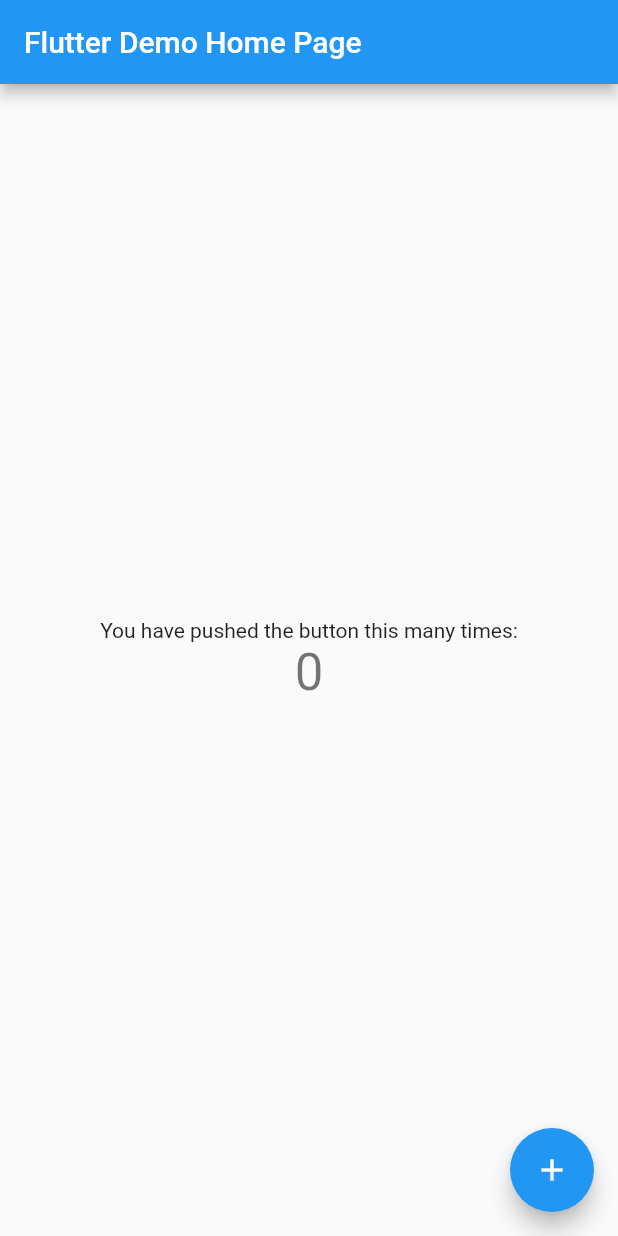
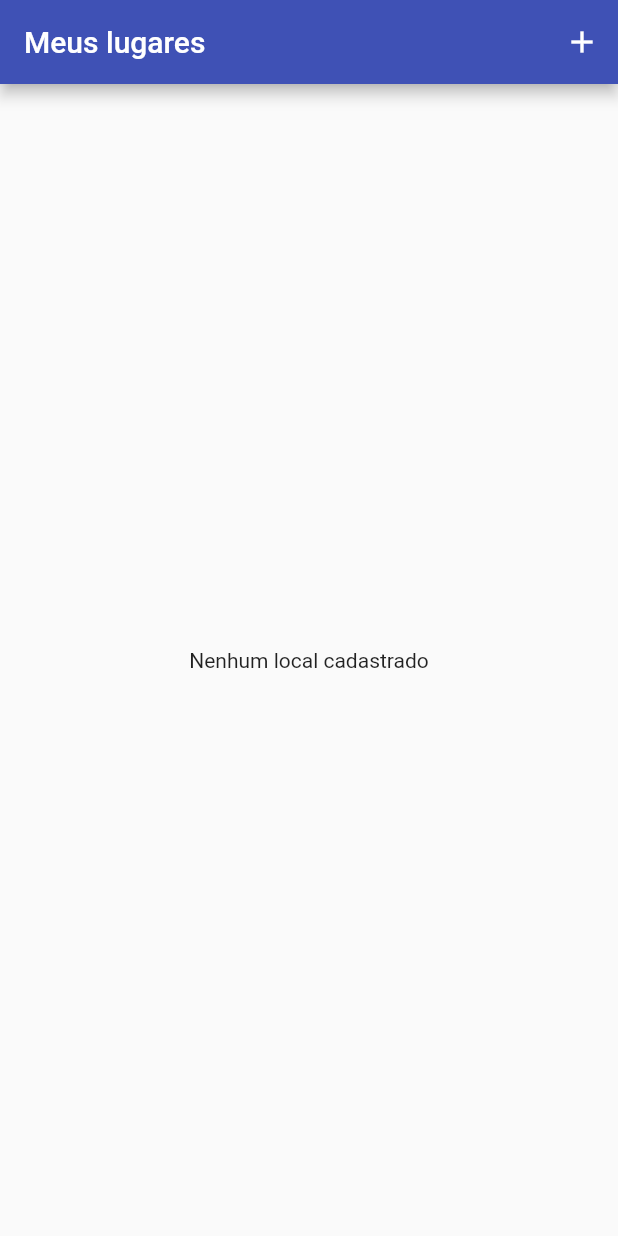
Before and after one commit to cristianohorn/places, a Flutter app: the screen it shows after launch, on a phone screen of 412 x 824 dp. Run offline on Flutter 3.47's test engine with Material 2 defaults, Android fonts, the phone set to English and light mode, and no system bars; our stand-ins replace google_maps_flutter, image_picker, location, sqflite; accounts and stored records are empty.

```diff
--- a/lib/main.dart
+++ b/lib/main.dart
@@ -1,115 +1,35 @@
 import 'package:flutter/material.dart';
+import 'package:places/providers/great_places.dart';
+import 'package:places/screens/place_detail_screen.dart';
+import 'package:places/screens/place_form_screen.dart';
+import 'package:places/utils/app_routes.dart';
+import 'package:provider/provider.dart';
+import './screens/places_list_screen.dart';
 
 void main() {
-  runApp(const MyApp());
+  runApp(MyApp());
 }
 
 class MyApp extends StatelessWidget {
-  const MyApp({Key? key}) : super(key: key);
-
   // This widget is the root of your application.
   @override
   Widget build(BuildContext context) {
-    return MaterialApp(
-      title: 'Flutter Demo',
-      theme: ThemeData(
-        // This is the theme of your application.
-        //
-        // Try running your application with "flutter run". You'll see the
-        // application has a blue toolbar. Then, without quitting the app, try
-        // changing the primarySwatch below to Colors.green and then invoke
-        // "hot reload" (press "r" in the console where you ran "flutter run",
-        // or simply save your changes to "hot reload" in a Flutter IDE).
-        // Notice that the counter didn't reset back to zero; the application
-        // is not restarted.
-        primarySwatch: Colors.blue,
+    return ChangeNotifierProvider(
+      create: (ctx) => GreatPlaces(),
+      child: MaterialApp(
+        title: 'Great Places',
+        debugShowCheckedModeBanner: false,
+        theme: ThemeData(
+          primarySwatch: Colors.indigo,
+          accentColor: Colors.amber,
+          visualDensity: VisualDensity.adaptivePlatformDensity,
+        ),
+        home: PlacesListScreen(),
+        routes: {
+          AppRoutes.PLACE_FORM: (ctx) => PlaceFormScreen(),
+          AppRoutes.PLACE_DETAILS: (ctx) => PlaceDetailScreen(),
+        },
       ),
-      home: const MyHomePage(title: 'Flutter Demo Home Page'),
     );
   }
 }
-
-class MyHomePage extends StatefulWidget {
-  const MyHomePage({Key? key, required this.title}) : super(key: key);
-
-  // This widget is the home page of your application. It is stateful, meaning
-  // that it has a State object (defined below) that contains fields that affect
-  // how it looks.
-
-  // This class is the configuration for the state. It holds the values (in this
-  // case the title) provided by the parent (in this case the App widget) and
-  // used by the build method of the State. Fields in a Widget subclass are
-  // always marked "final".
-
-  final String title;
-
-  @override
-  State<MyHomePage> createState() => _MyHomePageState();
-}
-
-class _MyHomePageState extends State<MyHomePage> {
-  int _counter = 0;
-
-  void _incrementCounter() {
-    setState(() {
-      // This call to setState tells the Flutter framework that something has
-      // changed in this State, which causes it to rerun the build method below
-      // so that the display can reflect the updated values. If we changed
-      // _counter without calling setState(), then the build method would not be
-      // called again, and so nothing would appear to happen.
-      _counter++;
-    });
-  }
-
-  @override
-  Widget build(BuildContext context) {
-    // This method is rerun every time setState is called, for instance as done
-    // by the _incrementCounter method above.
-    //
-    // The Flutter framework has been optimized to make rerunning build methods
-    // fast, so that you can just rebuild anything that needs updating rather
-    // than having to individually change instances of widgets.
-    return Scaffold(
-      appBar: AppBar(
-        // Here we take the value from the MyHomePage object that was created by
-        // the App.build method, and use it to set our appbar title.
-        title: Text(widget.title),
-      ),
-      body: Center(
-        // Center is a layout widget. It takes a single child and positions it
-        // in the middle of the parent.
-        child: Column(
-          // Column is also a layout widget. It takes a list of children and
-          // arranges them vertically. By default, it sizes itself to fit its
-          // children horizontally, and tries to be as tall as its parent.
-          //
-          // Invoke "debug painting" (press "p" in the console, choose the
-          // "Toggle Debug Paint" action from the Flutter Inspector in Android
-          // Studio, or the "Toggle Debug Paint" command in Visual Studio Code)
-          // to see the wireframe for each widget.
-          //
-          // Column has various properties to control how it sizes itself and
-          // how it positions its children. Here we use mainAxisAlignment to
-          // center the children vertically; the main axis here is the vertical
-          // axis because Columns are vertical (the cross axis would be
-          // horizontal).
-          mainAxisAlignment: MainAxisAlignment.center,
-          children: <Widget>[
-            const Text(
-              'You have pushed the button this many times:',
-            ),
-            Text(
-              '$_counter',
-              style: Theme.of(context).textTheme.headline4,
-            ),
-          ],
-        ),
-      ),
-      floatingActionButton: FloatingActionButton(
-        onPressed: _incrementCounter,
-        tooltip: 'Increment',
-        child: const Icon(Icons.add),
-      ), // This trailing comma makes auto-formatting nicer for build methods.
-    );
-  }
-}
--- /dev/null
+++ b/lib/models/places.dart
@@ -0,0 +1,32 @@
+import 'dart:io';
+
+import 'package:google_maps_flutter/google_maps_flutter.dart';
+
+class PlaceLocation {
+  final double latitude;
+  final double longitude;
+  final String address;
+  const PlaceLocation(
+    this.address, {
+    required this.latitude,
+    required this.longitude,
+  });
+
+  LatLng toLatLng(){
+    return LatLng(this.latitude, this.longitude);
+  }
+}
+
+class Place {
+  final String id;
+  final String title;
+  final PlaceLocation? location;
+  final File image;
+
+  Place({
+    required this.id,
+    required this.title,
+    this.location,
+    required this.image,
+  });
+}
--- /dev/null
+++ b/lib/screens/places_list_screen.dart
@@ -0,0 +1,58 @@
+import 'package:flutter/material.dart';
+import 'package:places/providers/great_places.dart';
+import 'package:places/utils/app_routes.dart';
+import 'package:provider/provider.dart';
+
+class PlacesListScreen extends StatelessWidget {
+  @override
+  Widget build(BuildContext context) {
+    _loadPlaces() {
+      Provider.of<GreatPlaces>(context).items;
+    }
+
+    return Scaffold(
+      appBar: AppBar(
+        title: Text('Meus lugares'),
+        actions: [
+          IconButton(
+            icon: Icon(Icons.add),
+            onPressed: () {
+              Navigator.of(context).pushNamed(AppRoutes.PLACE_FORM);
+            },
+          ),
+        ],
+      ),
+      body: FutureBuilder(
+        future: Provider.of<GreatPlaces>(context, listen: false).loadPlaces(),
+        builder: (ctx, snapshot) => snapshot.connectionState ==
+                ConnectionState.waiting
+            ? Center(child: CircularProgressIndicator())
+            : Consumer<GreatPlaces>(
+                child: Center(
+                  child: Text('Nenhum local cadastrado'),
+                ),
+                builder: (ctx, greatPlaces, ch) => greatPlaces.itemsCount == 0
+                    ? ch!
+                    : ListView.builder(
+                        itemCount: greatPlaces.itemsCount,
+                        itemBuilder: (ctx, i) => ListTile(
+                          leading: CircleAvatar(
+                            backgroundImage:
+                                FileImage(greatPlaces.itemByIndex(i).image),
+                          ),
+                          title: Text(greatPlaces.itemByIndex(i).title),
+                          subtitle: Text(
+                              greatPlaces.itemByIndex(i).location!.address),
+                          onTap: () {
+                            Navigator.of(context).pushNamed(
+                              AppRoutes.PLACE_DETAILS,
+                              arguments: greatPlaces.itemByIndex(i),
+                            );
+                          },
+                        ),
+                      ),
+              ),
+      ),
+    );
+  }
+}
--- /dev/null
+++ b/lib/utils/app_routes.dart
@@ -0,0 +1,4 @@
+class AppRoutes {
+  static const String PLACE_FORM = '/place-form';
+  static const String PLACE_DETAILS = '/place-details';
+}
--- /dev/null
+++ b/lib/utils/db_util.dart
@@ -0,0 +1,35 @@
+import 'package:sqflite/sqflite.dart' as sql;
+import 'package:path/path.dart' as path;
+
+class DbUtil {
+  static Future<sql.Database> database() async {
+    final dbPath = await sql.getDatabasesPath();
+    return sql.openDatabase(
+      path.join(dbPath, 'places.db'),
+      onCreate: (db, version) {
+        return db.execute(
+            'CREATE TABLE places (id TEXT PRIMARY KEY, title TEXT, image TEXT, latitude REAL, longitude = REAL, address TEXT)');
+      },
+      version: 3,
+    );
+  }
+
+  static Future<void> insert(String table, Map<String, Object> data) async {
+    final db = await DbUtil.database();
+    await db.insert(
+      table,
+      data,
+      conflictAlgorithm: sql.ConflictAlgorithm.replace,
+    );
+  }
+
+  static Future<List<Map<String, dynamic>>> getData(String table) async {
+    final db = await DbUtil.database();
+    return db.query(table);
+  }
+
+  Future close() async {
+    final db = await DbUtil.database();
+    db.close();
+  }
+}
--- /dev/null
+++ b/lib/utils/location_util.dart
@@ -0,0 +1,22 @@
+import 'dart:convert';
+import 'package:google_maps_flutter/google_maps_flutter.dart';
+import 'package:http/http.dart' as http;
+
+const GOOGLE_API_KEY = "AIzaSyDTX1Nb2ZpgbVYVviNiXXUVSGq9P5R0UA8";
+
+class LocationUtil {
+  static String generateLocationPreviewImage({
+    required double latitude,
+    required double longitude,
+  }) {
+    return 'https://maps.googleapis.com/maps/api/staticmap?center=$latitude,$longitude&zoom=19&size=600x300&maptype=roadmap&markers=color:red%7Alabel:C%7C$latitude,$longitude&key=$GOOGLE_API_KEY';
+  }
+
+  static Future<String> getAddressFrom(LatLng position) async {
+    final url =
+        'https://maps.googleapis.com/maps/api/geocode/json?latlng=${position.latitude},${position.longitude}&key=$GOOGLE_API_KEY';
+    final response = await http.get(Uri.parse(url));
+    Map<String, dynamic> data = json.decode(response.body);
+    return data['results'][0]['formatted_address'].toString();
+  }
+}
```
Also changed, not shown: lib/providers/great_places.dart (added, +69 -0 lines), lib/screens/map_screen.dart (added, +68 -0 lines), lib/screens/place_detail_screen.dart (added, +55 -0 lines), lib/screens/place_form_screen.dart (added, +90 -0 lines), lib/widgets/image_input.dart (added, +73 -0 lines), lib/widgets/location_input.dart (added, +94 -0 lines), pubspec.yaml (+8 -1 lines), pubspec.lock, 3 other files.
